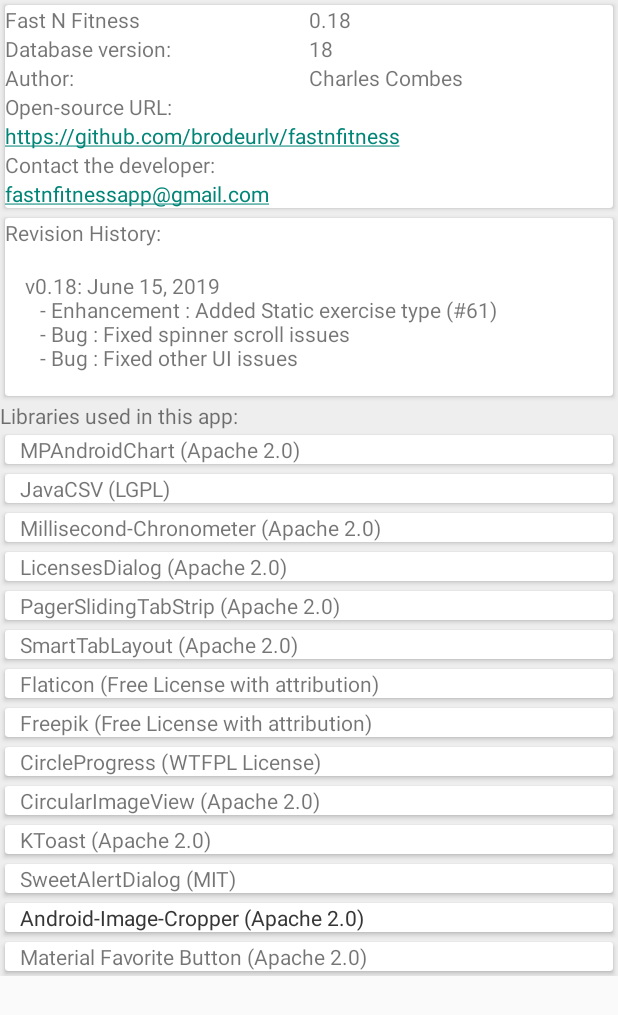
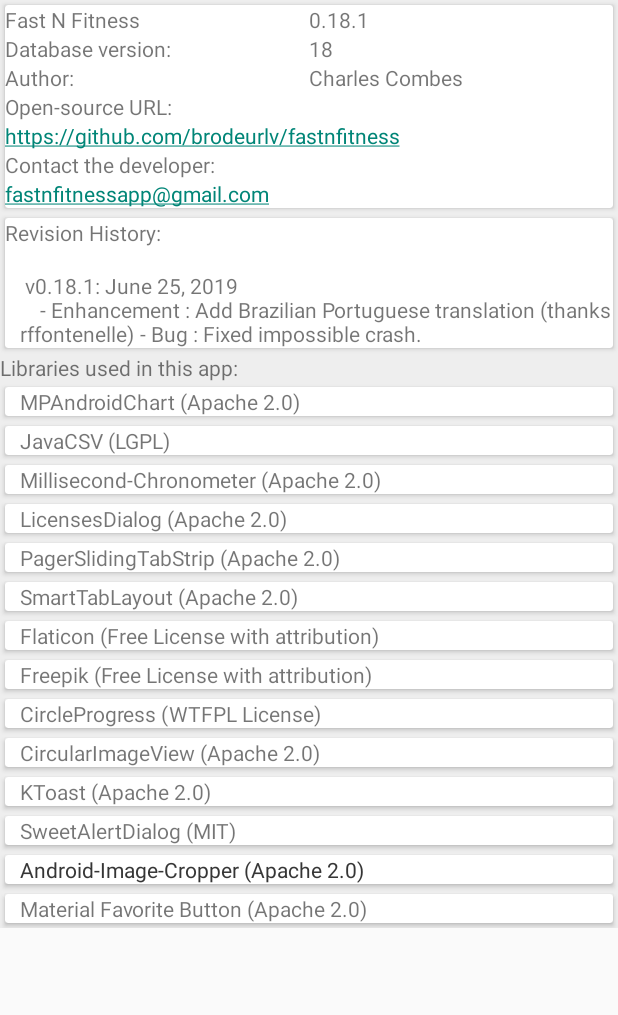
Before and after one commit to moon920830/fastnfitness, an Android app: the fragment AboutFragment shown on its own in the app's theme, on a phone screen of 412 x 824 dp. Shown: the top 1015 px of the screen. Run offline under Robolectric (Android 15) with nearby library versions, the light colour scheme and no system bars; libraries missing offline, so code that uses them is left out: de.psdev.licensesdialog; 1 statement that could not run was skipped.

Commit message:
Brazilian version crash fix

```diff
--- a/app/build.gradle
+++ b/app/build.gradle
@@ -8,8 +8,8 @@
         applicationId "com.easyfitness"
         minSdkVersion 21
         targetSdkVersion 28
-        versionCode 32
-        versionName "0.18"
+        versionCode 33
+        versionName "0.18.1"
 
         vectorDrawables.useSupportLibrary = true
     }
--- a/app/src/main/java/com/easyfitness/fonte/FontesFragment.java
+++ b/app/src/main/java/com/easyfitness/fonte/FontesFragment.java
@@ -920,6 +920,7 @@
     private void updateRecordTable(String pMachine) {
         // Informe l'activité de la machine courante
         this.getMainActivity().setCurrentMachine(pMachine);
+        if (getView()==null) return;
         getView().post(() -> {
 
             Cursor c = null;
--- a/app/src/main/res/values/about.xml
+++ b/app/src/main/res/values/about.xml
@@ -1,8 +1,8 @@
 <?xml version="1.0" encoding="utf-8"?>
 <resources xmlns:tools="http://schemas.android.com/tools" tools:ignore="MissingTranslation">
-    <string name="app_version" translatable="false">0.18</string>
+    <string name="app_version" translatable="false">0.18.1</string>
     <string name="database_version_label" translatable="false">Database version: </string>
-    <string name="author_label" translatable="false">Author: </string>
+    <string name="author_label">Author: </string>
     <string name="author" translatable="false">Charles Combes</string>
     <string name="opensource_label" translatable="false">Open-source URL: </string>
     <string name="opensource_url" translatable="false">https://github.com/brodeurlv/fastnfitness</string>
@@ -10,10 +10,9 @@
     <string name="email_url" translatable="false">fastnfitnessapp@gmail.com</string>
     <string name="revision_history_label" translatable="false">Revision History: </string>
     <string name="revision_history" translatable="false">\n
-v0.18: June 15, 2019\n
-\t- Enhancement : Added Static exercise type (#61)\n
-\t- Bug : Fixed spinner scroll issues \n
-\t- Bug : Fixed other UI issues \n
+v0.18.1: June 25, 2019\n
+\t- Enhancement : Add Brazilian Portuguese translation (thanks rffontenelle)
+\t- Bug : Fixed impossible crash.
 	</string>
     <string name="thanks_label" translatable="false">Libraries used in this app: </string>
     <string name="MPAndroidChart_content" translatable="false">MPAndroidChart (Apache 2.0)</string>
```
Also changed, not shown: app/src/main/res/values/strings.xml (+7 -7 lines), 5 other files.
